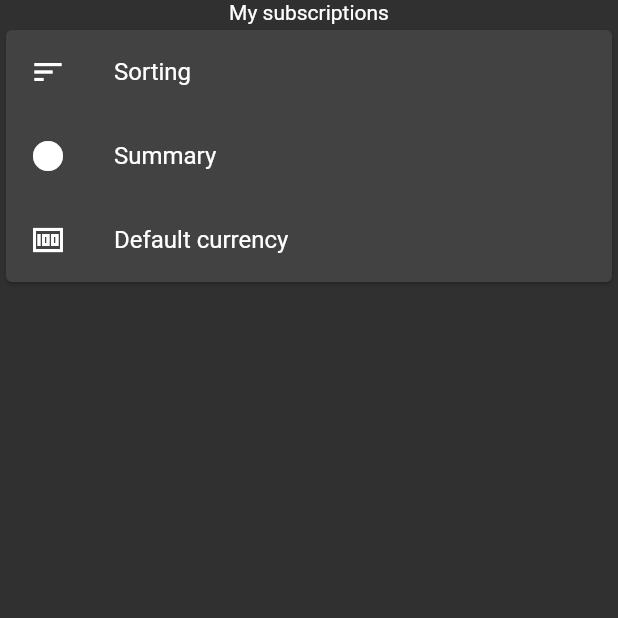
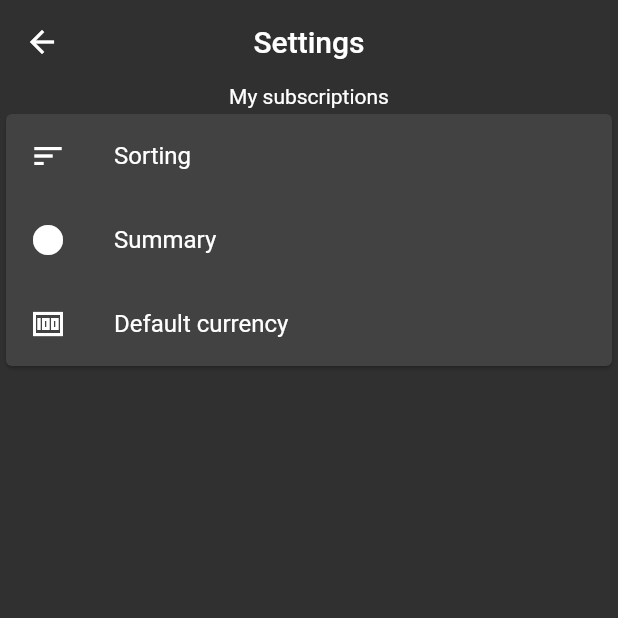
Before and after one commit to NjordJ/EasyTrack, a Flutter app: the screen it shows after launch, item 4 of the bottom bar chosen, after a tap on the "settings" icon, on a phone screen of 412 x 824 dp, the top half of it. Run offline on Flutter 3.47's test engine with Material 2 defaults, Android fonts, the phone set to English and light mode, and no system bars; our stand-ins replace auto_route, flutter_screenutil.

Commit message:
complete appbar

```diff
--- a/lib/core/main_page.dart
+++ b/lib/core/main_page.dart
@@ -11,13 +11,17 @@ class MainPage extends StatelessWidget {
   Widget build(BuildContext context) {
     return AutoTabsScaffold(
       appBarBuilder: (_, tabsRouter) => CustomAppBar(
-        title: 'EasyTrack',
+        title: tabsRouter.activeIndex == 0
+            ? ''
+            : (tabsRouter.activeIndex == 1
+                ? 'Spending & Budgets'
+                : (tabsRouter.activeIndex == 2 ? 'Calendar' : 'History')),
         leading: const AutoLeadingButton(),
         actions: [
           IconButton(
             icon: const Icon(Icons.settings),
             onPressed: () {
-              context.router.push(const SettingsRouter());
+              context.router.navigate(const SettingsRouter());
             },
           ),
         ],
--- a/lib/core/routes/router.dart
+++ b/lib/core/routes/router.dart
@@ -63,7 +63,6 @@ import 'package:easy_track/feature/spendings_and_budget/view/pages/spendings_and
         ),
       ],
     ),
-    //Settings
     AutoRoute(
       path: 'settings',
       name: 'SettingsRouter',
--- a/lib/feature/settings/view/pages/settings_page.dart
+++ b/lib/feature/settings/view/pages/settings_page.dart
@@ -1,3 +1,4 @@
+import 'package:easy_track/core/widgets/app_bar.dart';
 import 'package:flutter/material.dart';
 
 class SettingsPage extends StatelessWidget {
@@ -6,6 +7,9 @@ class SettingsPage extends StatelessWidget {
   @override
   Widget build(BuildContext context) {
     return Scaffold(
+      appBar: CustomAppBar(
+        title: 'Settings',
+      ),
       body: SafeArea(
         child: Center(
           child: Column(
```
